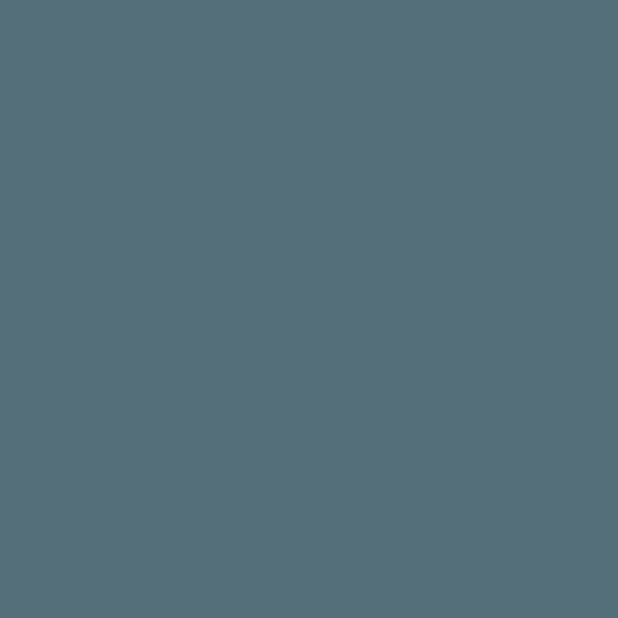
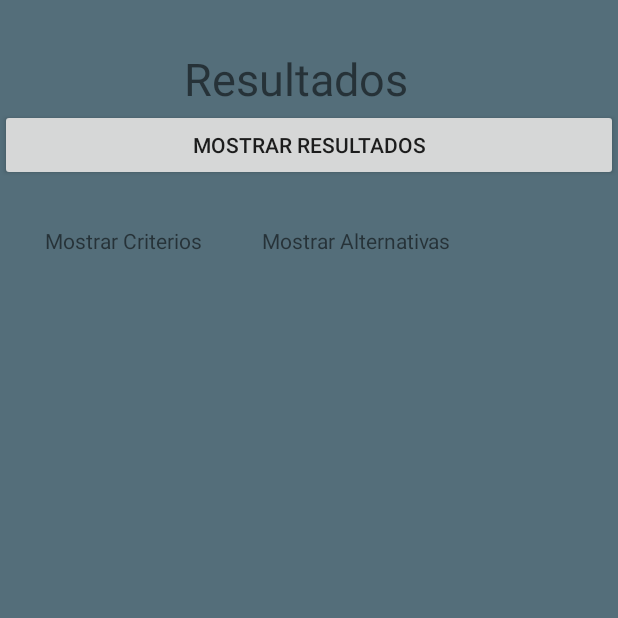
Before and after one commit to kartago852/PruebaAndroid2, an Android app: the dashboard screen opened directly, with no data from a screen before it, on a phone screen of 412 x 824 dp, the top half of it. Before the commit the part shown is empty. Run offline under Robolectric (Android 15) with nearby library versions, the phone set to English and light mode, and no system bars.

Commit message:
Pruebas de Resultado - Pasan datos commit

```diff
--- a/app/src/main/java/com/example/pruebaandroid2/Views/dashboard.java
+++ b/app/src/main/java/com/example/pruebaandroid2/Views/dashboard.java
@@ -2,14 +2,55 @@ package com.example.pruebaandroid2.Views;
 
 import android.support.v7.app.AppCompatActivity;
 import android.os.Bundle;
+import android.view.View;
+import android.widget.Button;
+import android.widget.EditText;
+import android.widget.GridLayout;
+import android.widget.TextView;
+import android.widget.Toast;
 
 import com.example.pruebaandroid2.R;
 
 public class dashboard extends AppCompatActivity {
 
+    GridLayout mygrid;
+    Button addmos;
+    TextView mostrar;
+
+
     @Override
     protected void onCreate(Bundle savedInstanceState) {
         super.onCreate(savedInstanceState);
         setContentView(R.layout.activity_dashboard);
+
+        mygrid = (GridLayout)findViewById(R.id.grid_resultado);
+        addmos = (Button)findViewById(R.id.btn_mostrar);
+
+
+
+        addmos.setOnClickListener(new View.OnClickListener() {
+            @Override
+            public void onClick(View v) {
+                mostraralgo();
+
+            }
+        });
     }
+
+    public void mostraralgo()
+            {
+                mostrar = new TextView(this);
+                final Bundle datosT = this.getIntent().getExtras();
+                String  nombrecri = datosT.getString("Criterios_Nombre");
+                String  valorcri = datosT.getString("Criterios_Valor");
+                String  nombrealt = datosT.getString("Alternativa_Nombre");
+                String  valoralt = datosT.getString("Alternativa_Valor");
+                mostrar.setText(""+ nombrealt+","+valoralt);
+
+                mygrid.addView(mostrar);
+            }
+    public void finalizar(View view) {
+        finish();
+    }
+
 }
--- a/app/src/main/java/com/example/pruebaandroid2/Views/home.java
+++ b/app/src/main/java/com/example/pruebaandroid2/Views/home.java
@@ -49,6 +49,8 @@ public class home extends AppCompatActivity {
             public void onClick(View v) {
                 Intent intencion=  new Intent(getApplication(), vistaAlternativas.class);
                 intencion.putExtra(vistaAlternativas.user, user);
+                intencion.putExtra("Criterios_Nombre", ingrecri.getText().toString());
+                intencion.putExtra("Criterios_Valor",valorcri.getSelectedItem().toString());
                 startActivity(intencion);
             }
         });
--- a/app/src/main/res/layout/activity_dashboard.xml
+++ b/app/src/main/res/layout/activity_dashboard.xml
@@ -8,4 +8,39 @@
     android:orientation="vertical"
     tools:context=".Views.dashboard">
 
+
+    <TextView
+        android:id="@+id/Resultado"
+        android:layout_width="166dp"
+        android:layout_height="wrap_content"
+        android:layout_gravity="center"
+        android:layout_marginTop="32dp"
+        android:text="Resultados"
+        android:textSize="30sp" />
+
+    <Button
+        android:id="@+id/btn_mostrar"
+        android:layout_width="match_parent"
+        android:layout_height="wrap_content"
+        android:text="Mostrar RESULTADOS"
+        />
+    <GridLayout
+        android:id="@+id/grid_resultado"
+        android:layout_width="match_parent"
+        android:layout_height="wrap_content"
+        android:columnCount="3"
+        android:padding="10dp">
+
+        <TextView
+            android:layout_row="1"
+            android:layout_column="0"
+            android:text="Mostrar Criterios"
+            android:padding="20dp"
+            />
+        <TextView
+            android:text="Mostrar Alternativas"
+            android:padding="20dp"
+            />
+
+    </GridLayout>
 </LinearLayout>
```
Also changed, not shown: app/src/main/java/com/example/pruebaandroid2/Views/vistaAlternativas.java (+20 -3 lines), app/src/main/res/layout/activity_vista_alternativas.xml (+7 -0 lines).
